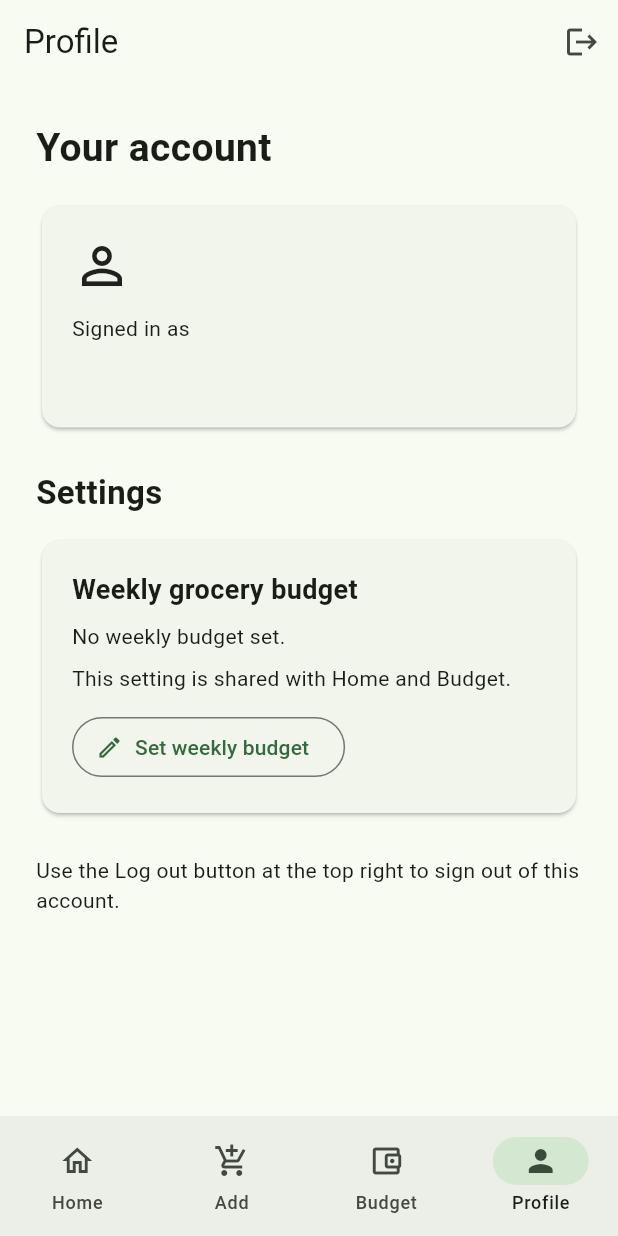
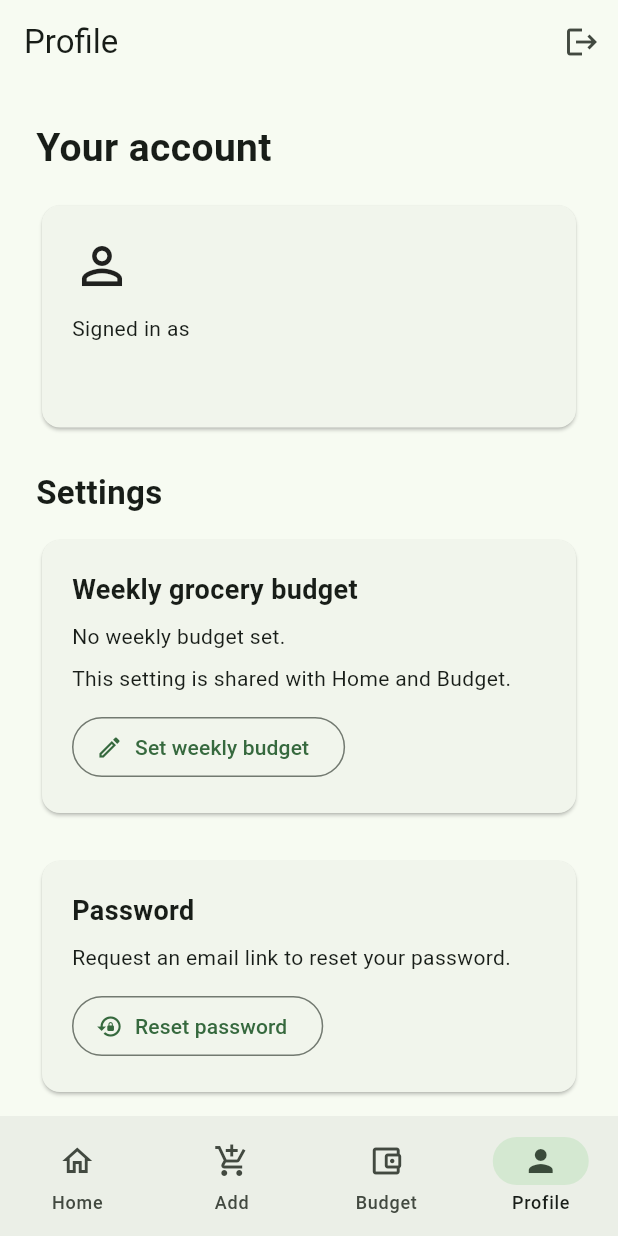
Before and after one commit to faithgelemu/faithful-pantry, a Flutter app: the screen it shows once a user with an empty profile is signed in, item 4 of the bottom bar chosen, on a phone screen of 412 x 824 dp. Run offline on Flutter 3.47's test engine with Material 3 defaults, Android fonts, the phone set to English and light mode, and no system bars; our stand-ins replace cloud_firestore, firebase_auth, firebase_core; accounts and stored records are empty; statements that could not run were skipped.

Commit message:
Add password reset from Login and Profile

```diff
--- a/lib/profile_screen.dart
+++ b/lib/profile_screen.dart
@@ -3,6 +3,7 @@ import 'package:flutter/material.dart';
 
 import 'services/settings_service.dart';
 import 'weekly_budget_screen.dart';
+import 'reset_password_screen.dart';
 
 class ProfileScreen extends StatefulWidget {
   const ProfileScreen({super.key});
@@ -202,10 +203,48 @@ class _ProfileScreenState extends State<ProfileScreen> {
               },
             ),
             const SizedBox(height: 24),
-            const Text(
-              'Use the Log out button at the top right '
-              'to sign out of this account.',
-            ),
+Card(
+  child: Padding(
+    padding: const EdgeInsets.all(20),
+    child: Column(
+      crossAxisAlignment: CrossAxisAlignment.start,
+      children: [
+        const Text(
+          'Password',
+          style: TextStyle(
+            fontSize: 18,
+            fontWeight: FontWeight.bold,
+          ),
+        ),
+        const SizedBox(height: 8),
+        const Text(
+          'Request an email link to reset your password.',
+        ),
+        const SizedBox(height: 12),
+        OutlinedButton.icon(
+          onPressed: user.email == null
+              ? null
+              : () {
+                  Navigator.of(context).push<void>(
+                    MaterialPageRoute(
+                      builder: (_) => ResetPasswordScreen(
+                        initialEmail: user.email!,
+                      ),
+                    ),
+                  );
+                },
+          icon: const Icon(Icons.lock_reset),
+          label: const Text('Reset password'),
+        ),
+      ],
+    ),
+  ),
+),
+const SizedBox(height: 24),
+const Text(
+  'Use the Log out button at the top right '
+  'to sign out of this account.',
+),
           ],
         ),
       ),
```
Also changed, not shown: lib/auth_screen.dart (+21 -0 lines), lib/reset_password_screen.dart (added, +206 -0 lines), 1 other file.
